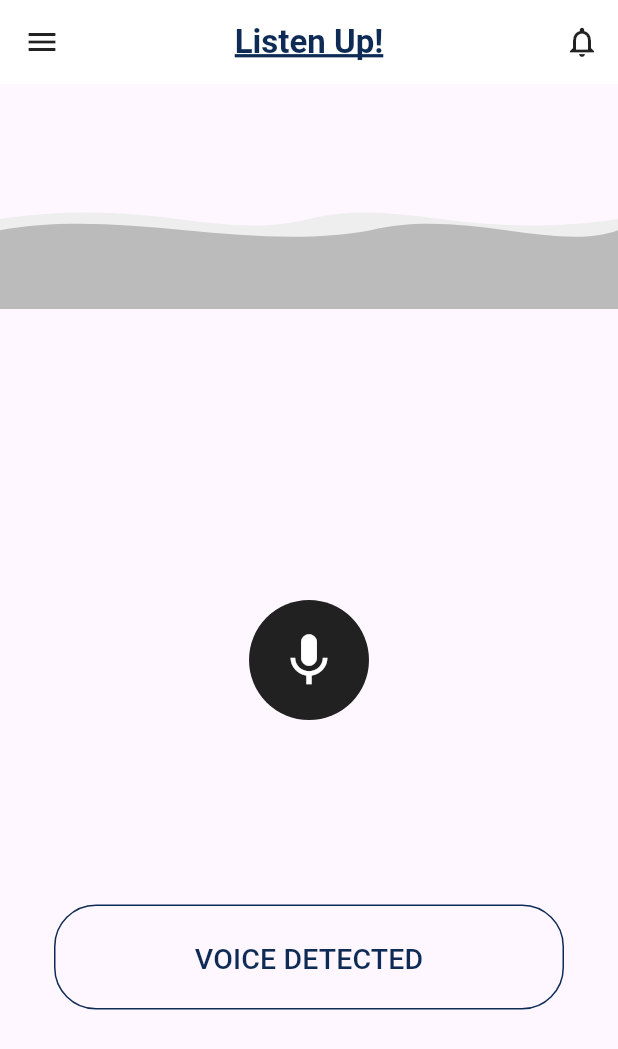
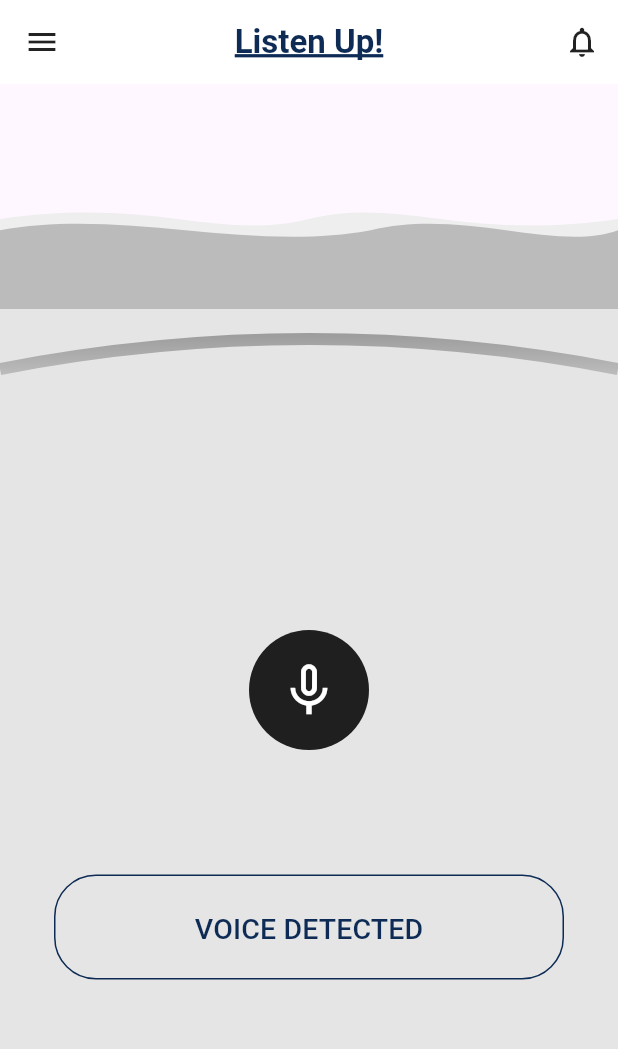
Before and after one commit to Haiderali27-hub/listenup, a Flutter app: the HomeScreen screen opened by its route, on a phone screen of 412 x 824 dp. Shown: the top 1049 px of the screen. Run offline on Flutter 3.47's test engine with Material 3 defaults, Android fonts, the phone set to English and light mode, and no system bars; our stand-ins replace get.

Commit message:
add the curve

```diff
--- a/lib/screens/home/home_screen.dart
+++ b/lib/screens/home/home_screen.dart
@@ -1,7 +1,8 @@
 import 'package:flutter/material.dart';
 import 'package:sound_app/widgets/WaveformPainter.dart';
+import 'package:sound_app/widgets/custom_painter.dart';
 import 'package:sound_app/widgets/mic_button.dart';
-import 'package:sound_app/widgets/status_pill.dart'; // Add this import
+import 'package:sound_app/widgets/status_pill.dart';
 
 class HomeScreen extends StatefulWidget {
   const HomeScreen({super.key});
@@ -90,15 +91,16 @@ class _HomeScreenState extends State<HomeScreen> {
             ),
           ),
           Expanded(
+            child: Stack(
+              children: [
+                ClipPath(
+                  child: Container(
+                    color: const Color(0xFFE5E5E5),
                     child: Column(
                       mainAxisAlignment: MainAxisAlignment.center,
                       children: [
-                // This AnimatedAlign will keep the Row centered when not listening,
-                // then slide it left when listening starts.
-                // inside your Column:
                         Center(
                           child: isListening
-                      //  Live state: mic + gap + cancel, all centered
                               ? Row(
                                   mainAxisSize: MainAxisSize.min,
                                   children: [
@@ -106,8 +108,7 @@ class _HomeScreenState extends State<HomeScreen> {
                                       isListening: isListening,
                                       onTap: toggleListening,
                                     ),
-                            const SizedBox(
-                                width: 120), // the exact gap you want
+                                    const SizedBox(width: 120),
                                     GestureDetector(
                                       onTap: stopListening,
                                       child: Container(
@@ -123,17 +124,30 @@ class _HomeScreenState extends State<HomeScreen> {
                                     ),
                                   ],
                                 )
-                      //  Idle state: just the mic, centered
                               : AnimatedMicButton(
                                   isListening: isListening,
                                   onTap: toggleListening,
                                 ),
                         ),
-
-                const SizedBox(height: 40),
-
                         const SizedBox(height: 40),
                         StatusPill(listening: isListening),
+                      ],
+                    ),
+                  ),
+                ),
+
+                // Add this CustomPaint widget to paint the curved border
+                Positioned(
+                  top: 0,
+                  left: 0,
+                  right: 0,
+                  child: SizedBox(
+                    height: 80, // height of the curve border area
+                    child: CustomPaint(
+                      painter: CurvedBorderPainter(), // your custom painter
+                    ),
+                  ),
+                ),
               ],
             ),
           ),
--- a/lib/widgets/mic_button.dart
+++ b/lib/widgets/mic_button.dart
@@ -104,7 +104,8 @@ class _AnimatedMicButtonState extends State<AnimatedMicButton>
                       shape: BoxShape.circle,
                       color: Colors.black87,
                     ),
-                    child: const Icon(Icons.mic, color: Colors.white, size: 42),
+                    child: const Icon(Icons.mic_none,
+                        color: Colors.white, size: 42),
                   ),
                 ),
               ],
```
Also changed, not shown: lib/widgets/custom_painter.dart (added, +33 -0 lines), lib/widgets/wave_clip_path.dart (added, +30 -0 lines). Lines whose indentation alone changed are shown as unchanged.
